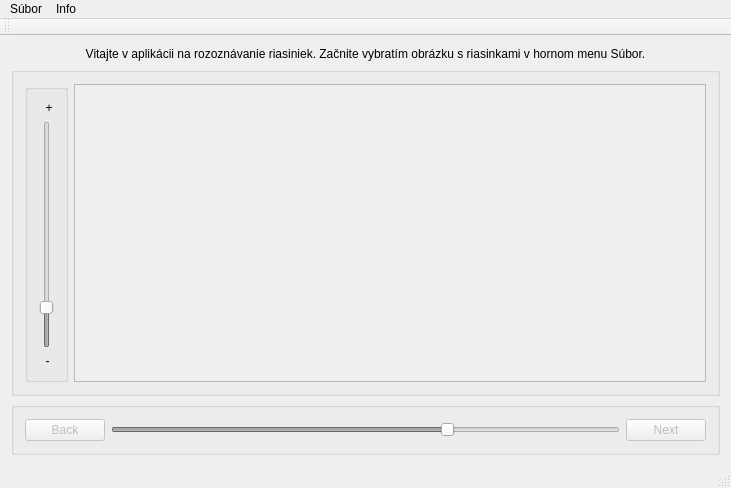
mixie/qt, file final/mainwindow.ui: the form before one commit.
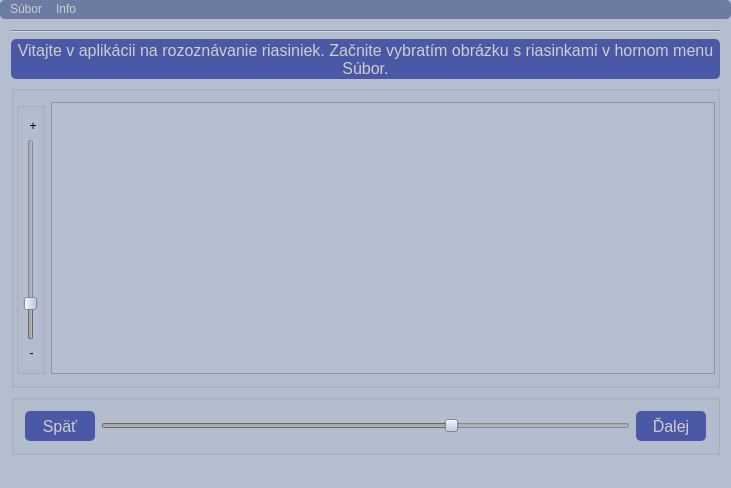
The form after the commit.

Patch:
```diff
--- a/final/mainwindow.ui
+++ b/final/mainwindow.ui
@@ -19,10 +19,39 @@
   <property name="windowTitle">
    <string>CiDi - Rozoznávanie orientácie riasiniek</string>
   </property>
+  <property name="styleSheet">
+   <string notr="true">background-color:rgb(180, 190, 207)</string>
+  </property>
   <widget class="QWidget" name="centralWidget">
    <layout class="QVBoxLayout" name="verticalLayout_2">
+    <item>
+     <widget class="Line" name="line">
+      <property name="orientation">
+       <enum>Qt::Horizontal</enum>
+      </property>
+     </widget>
+    </item>
     <item>
      <widget class="QLabel" name="label_3">
+      <property name="minimumSize">
+       <size>
+        <width>0</width>
+        <height>40</height>
+       </size>
+      </property>
+      <property name="font">
+       <font>
+        <pointsize>12</pointsize>
+       </font>
+      </property>
+      <property name="autoFillBackground">
+       <bool>false</bool>
+      </property>
+      <property name="styleSheet">
+       <string notr="true">background-color:rgb(75, 88, 166);
+color:rgb(206, 206, 206);
+border-radius: 5px;</string>
+      </property>
       <property name="text">
        <string>Vitajte v aplikácii na rozoznávanie riasiniek. Začnite vybratím obrázku s riasinkami v hornom menu Súbor.</string>
       </property>
@@ -39,20 +68,28 @@
       <property name="title">
        <string/>
       </property>
+      <property name="alignment">
+       <set>Qt::AlignCenter</set>
+      </property>
       <layout class="QHBoxLayout" name="horizontalLayout_2">
+       <property name="leftMargin">
+        <number>2</number>
+       </property>
+       <property name="rightMargin">
+        <number>2</number>
+       </property>
        <item>
         <widget class="QGroupBox" name="groupBox_3">
          <property name="title">
           <string/>
          </property>
          <layout class="QGridLayout" name="gridLayout">
-          <item row="2" column="0">
-           <widget class="QLabel" name="label_2">
-            <property name="text">
-             <string>  -</string>
-            </property>
-           </widget>
-          </item>
+          <property name="leftMargin">
+           <number>2</number>
+          </property>
+          <property name="rightMargin">
+           <number>2</number>
+          </property>
           <item row="0" column="0">
            <widget class="QLabel" name="label">
             <property name="frameShadow">
@@ -88,6 +125,13 @@
             </property>
            </widget>
           </item>
+          <item row="2" column="0">
+           <widget class="QLabel" name="label_2">
+            <property name="text">
+             <string>  -</string>
+            </property>
+           </widget>
+          </item>
          </layout>
         </widget>
        </item>
@@ -115,8 +159,30 @@
          <property name="enabled">
           <bool>false</bool>
          </property>
+         <property name="sizePolicy">
+          <sizepolicy hsizetype="Preferred" vsizetype="Fixed">
+           <horstretch>0</horstretch>
+           <verstretch>0</verstretch>
+          </sizepolicy>
+         </property>
+         <property name="minimumSize">
+          <size>
+           <width>70</width>
+           <height>30</height>
+          </size>
+         </property>
+         <property name="font">
+          <font>
+           <pointsize>12</pointsize>
+          </font>
+         </property>
+         <property name="styleSheet">
+          <string notr="true">background-color:rgb(75, 88, 166);
+color:rgb(206, 206, 206);
+border-radius: 5px;</string>
+         </property>
          <property name="text">
-          <string>Back</string>
+          <string>Späť</string>
          </property>
         </widget>
        </item>
@@ -125,6 +191,9 @@
          <property name="enabled">
           <bool>false</bool>
          </property>
+         <property name="styleSheet">
+          <string notr="true">color:rgb(245, 245, 245)</string>
+         </property>
          <property name="minimum">
           <number>0</number>
          </property>
@@ -150,8 +219,27 @@
          <property name="enabled">
           <bool>false</bool>
          </property>
+         <property name="minimumSize">
+          <size>
+           <width>70</width>
+           <height>30</height>
+          </size>
+         </property>
+         <property name="font">
+          <font>
+           <pointsize>12</pointsize>
+          </font>
+         </property>
+         <property name="autoFillBackground">
+          <bool>false</bool>
+         </property>
+         <property name="styleSheet">
+          <string notr="true">background-color:rgb(75, 88, 166);
+color:rgb(206, 206, 206);
+border-radius: 5px;</string>
+         </property>
          <property name="text">
-          <string>Next</string>
+          <string>Ďalej</string>
          </property>
         </widget>
        </item>
@@ -160,14 +248,6 @@
     </item>
    </layout>
   </widget>
-  <widget class="QToolBar" name="mainToolBar">
-   <attribute name="toolBarArea">
-    <enum>TopToolBarArea</enum>
-   </attribute>
-   <attribute name="toolBarBreak">
-    <bool>false</bool>
-   </attribute>
-  </widget>
   <widget class="QStatusBar" name="statusBar"/>
   <widget class="QMenuBar" name="menuBar">
    <property name="geometry">
@@ -178,13 +258,381 @@
      <height>27</height>
     </rect>
    </property>
+   <property name="palette">
+    <palette>
+     <active>
+      <colorrole role="WindowText">
+       <brush brushstyle="SolidPattern">
+        <color alpha="255">
+         <red>206</red>
+         <green>206</green>
+         <blue>206</blue>
+        </color>
+       </brush>
+      </colorrole>
+      <colorrole role="Button">
+       <brush brushstyle="SolidPattern">
+        <color alpha="255">
+         <red>107</red>
+         <green>123</green>
+         <blue>162</blue>
+        </color>
+       </brush>
+      </colorrole>
+      <colorrole role="Text">
+       <brush brushstyle="SolidPattern">
+        <color alpha="255">
+         <red>206</red>
+         <green>206</green>
+         <blue>206</blue>
+        </color>
+       </brush>
+      </colorrole>
+      <colorrole role="ButtonText">
+       <brush brushstyle="SolidPattern">
+        <color alpha="255">
+         <red>206</red>
+         <green>206</green>
+         <blue>206</blue>
+        </color>
+       </brush>
+      </colorrole>
+      <colorrole role="Base">
+       <brush brushstyle="SolidPattern">
+        <color alpha="255">
+         <red>107</red>
+         <green>123</green>
+         <blue>162</blue>
+        </color>
+       </brush>
+      </colorrole>
+      <colorrole role="Window">
+       <brush brushstyle="SolidPattern">
+        <color alpha="255">
+         <red>107</red>
+         <green>123</green>
+         <blue>162</blue>
+        </color>
+       </brush>
+      </colorrole>
+     </active>
+     <inactive>
+      <colorrole role="WindowText">
+       <brush brushstyle="SolidPattern">
+        <color alpha="255">
+         <red>206</red>
+         <green>206</green>
+         <blue>206</blue>
+        </color>
+       </brush>
+      </colorrole>
+      <colorrole role="Button">
+       <brush brushstyle="SolidPattern">
+        <color alpha="255">
+         <red>107</red>
+         <green>123</green>
+         <blue>162</blue>
+        </color>
+       </brush>
+      </colorrole>
+      <colorrole role="Text">
+       <brush brushstyle="SolidPattern">
+        <color alpha="255">
+         <red>206</red>
+         <green>206</green>
+         <blue>206</blue>
+        </color>
+       </brush>
+      </colorrole>
+      <colorrole role="ButtonText">
+       <brush brushstyle="SolidPattern">
+        <color alpha="255">
+         <red>206</red>
+         <green>206</green>
+         <blue>206</blue>
+        </color>
+       </brush>
+      </colorrole>
+      <colorrole role="Base">
+       <brush brushstyle="SolidPattern">
+        <color alpha="255">
+         <red>107</red>
+         <green>123</green>
+         <blue>162</blue>
+        </color>
+       </brush>
+      </colorrole>
+      <colorrole role="Window">
+       <brush brushstyle="SolidPattern">
+        <color alpha="255">
+         <red>107</red>
+         <green>123</green>
+         <blue>162</blue>
+        </color>
+       </brush>
+      </colorrole>
+     </inactive>
+     <disabled>
+      <colorrole role="WindowText">
+       <brush brushstyle="SolidPattern">
+        <color alpha="255">
+         <red>206</red>
+         <green>206</green>
+         <blue>206</blue>
+        </color>
+       </brush>
+      </colorrole>
+      <colorrole role="Button">
+       <brush brushstyle="SolidPattern">
+        <color alpha="255">
+         <red>107</red>
+         <green>123</green>
+         <blue>162</blue>
+        </color>
+       </brush>
+      </colorrole>
+      <colorrole role="Text">
+       <brush brushstyle="SolidPattern">
+        <color alpha="255">
+         <red>206</red>
+         <green>206</green>
+         <blue>206</blue>
+        </color>
+       </brush>
+      </colorrole>
+      <colorrole role="ButtonText">
+       <brush brushstyle="SolidPattern">
+        <color alpha="255">
+         <red>206</red>
+         <green>206</green>
+         <blue>206</blue>
+        </color>
+       </brush>
+      </colorrole>
+      <colorrole role="Base">
+       <brush brushstyle="SolidPattern">
+        <color alpha="255">
+         <red>107</red>
+         <green>123</green>
+         <blue>162</blue>
+        </color>
+       </brush>
+      </colorrole>
+      <colorrole role="Window">
+       <brush brushstyle="SolidPattern">
+        <color alpha="255">
+         <red>107</red>
+         <green>123</green>
+         <blue>162</blue>
+        </color>
+       </brush>
+      </colorrole>
+     </disabled>
+    </palette>
+   </property>
+   <property name="autoFillBackground">
+    <bool>false</bool>
+   </property>
+   <property name="styleSheet">
+    <string notr="true">background-color: rgb(107, 123, 162);
+color:rgb(206, 206, 206);
+border-radius: 5px;
+
+</string>
+   </property>
    <widget class="QMenu" name="menuNov_obr_zok">
+    <property name="palette">
+     <palette>
+      <active>
+       <colorrole role="WindowText">
+        <brush brushstyle="SolidPattern">
+         <color alpha="255">
+          <red>206</red>
+          <green>206</green>
+          <blue>206</blue>
+         </color>
+        </brush>
+       </colorrole>
+       <colorrole role="Button">
+        <brush brushstyle="SolidPattern">
+         <color alpha="255">
+          <red>107</red>
+          <green>123</green>
+          <blue>162</blue>
+         </color>
+        </brush>
+       </colorrole>
+       <colorrole role="Text">
+        <brush brushstyle="SolidPattern">
+         <color alpha="255">
+          <red>206</red>
+          <green>206</green>
+          <blue>206</blue>
+         </color>
+        </brush>
+       </colorrole>
+       <colorrole role="ButtonText">
+        <brush brushstyle="SolidPattern">
+         <color alpha="255">
+          <red>206</red>
+          <green>206</green>
+          <blue>206</blue>
+         </color>
+        </brush>
+       </colorrole>
+       <colorrole role="Base">
+        <brush brushstyle="SolidPattern">
+         <color alpha="255">
+          <red>107</red>
+          <green>123</green>
+          <blue>162</blue>
+         </color>
+        </brush>
+       </colorrole>
+       <colorrole role="Window">
+        <brush brushstyle="SolidPattern">
+         <color alpha="255">
+          <red>107</red>
+          <green>123</green>
+          <blue>162</blue>
+         </color>
+        </brush>
+       </colorrole>
+      </active>
+      <inactive>
+       <colorrole role="WindowText">
+        <brush brushstyle="SolidPattern">
+         <color alpha="255">
+          <red>206</red>
+          <green>206</green>
+          <blue>206</blue>
+         </color>
+        </brush>
+       </colorrole>
+       <colorrole role="Button">
+        <brush brushstyle="SolidPattern">
+         <color alpha="255">
+          <red>107</red>
+          <green>123</green>
+          <blue>162</blue>
+         </color>
+        </brush>
+       </colorrole>
+       <colorrole role="Text">
+        <brush brushstyle="SolidPattern">
+         <color alpha="255">
+          <red>206</red>
+          <green>206</green>
+          <blue>206</blue>
+         </color>
+        </brush>
+       </colorrole>
+       <colorrole role="ButtonText">
+        <brush brushstyle="SolidPattern">
+         <color alpha="255">
+          <red>206</red>
+          <green>206</green>
+          <blue>206</blue>
+         </color>
+        </brush>
+       </colorrole>
+       <colorrole role="Base">
+        <brush brushstyle="SolidPattern">
+         <color alpha="255">
+          <red>107</red>
+          <green>123</green>
+          <blue>162</blue>
+         </color>
+        </brush>
+       </colorrole>
+       <colorrole role="Window">
+        <brush brushstyle="SolidPattern">
+         <color alpha="255">
+          <red>107</red>
+          <green>123</green>
+          <blue>162</blue>
+         </color>
+        </brush>
+       </colorrole>
+      </inactive>
+      <disabled>
+       <colorrole role="WindowText">
+        <brush brushstyle="SolidPattern">
+         <color alpha="255">
+          <red>206</red>
+          <green>206</green>
+          <blue>206</blue>
+         </color>
+        </brush>
+       </colorrole>
+       <colorrole role="Button">
+        <brush brushstyle="SolidPattern">
+         <color alpha="255">
+          <red>107</red>
+          <green>123</green>
+          <blue>162</blue>
+         </color>
+        </brush>
+       </colorrole>
+       <colorrole role="Text">
+        <brush brushstyle="SolidPattern">
+         <color alpha="255">
+          <red>206</red>
+          <green>206</green>
+          <blue>206</blue>
+         </color>
+        </brush>
+       </colorrole>
+       <colorrole role="ButtonText">
+        <brush brushstyle="SolidPattern">
+         <color alpha="255">
+          <red>206</red>
+          <green>206</green>
+          <blue>206</blue>
+         </color>
+        </brush>
+       </colorrole>
+       <colorrole role="Base">
+        <brush brushstyle="SolidPattern">
+         <color alpha="255">
+          <red>107</red>
+          <green>123</green>
+          <blue>162</blue>
+         </color>
+        </brush>
+       </colorrole>
+       <colorrole role="Window">
+        <brush brushstyle="SolidPattern">
+         <color alpha="255">
+          <red>107</red>
+          <green>123</green>
+          <blue>162</blue>
+         </color>
+        </brush>
+       </colorrole>
+      </disabled>
+     </palette>
+    </property>
+    <property name="autoFillBackground">
+     <bool>false</bool>
+    </property>
+    <property name="styleSheet">
+     <string notr="true"/>
+    </property>
     <property name="title">
      <string>Súbor</string>
     </property>
     <addaction name="actionNov_obr_zok22"/>
    </widget>
    <widget class="QMenu" name="menuAbout">
+    <property name="autoFillBackground">
+     <bool>false</bool>
+    </property>
+    <property name="styleSheet">
+     <string notr="true">gridline-color: rgb(225, 125, 125);
+alternate-background-color: rgb(220, 56, 56);
+selection-color: rgb(245, 89, 89);</string>
+    </property>
     <property name="title">
      <string>Info</string>
     </property>
```
